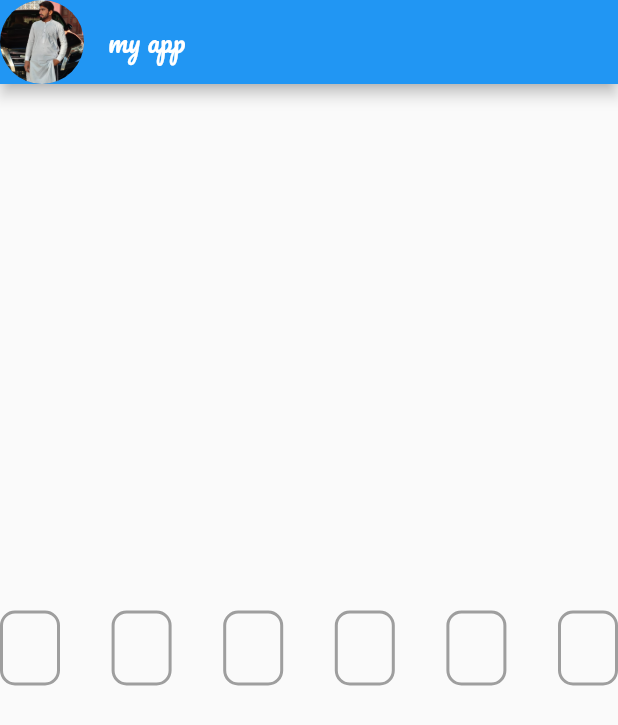
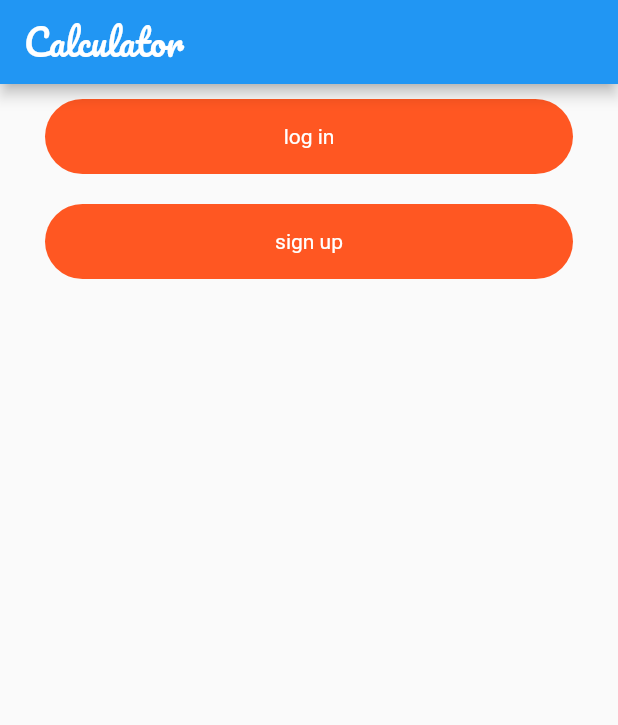
Before and after one commit to mashkoordev/calculatorapp, a Flutter app: the screen it shows after launch, on a phone screen of 412 x 824 dp. Shown: the top 725 px of the screen. Run offline on Flutter 3.47's test engine with Material 2 defaults, Android fonts, the light colour scheme and no system bars; drawn by our look-alikes of pin_code_fields.

Commit message:
how to create button

```diff
--- /dev/null
+++ b/lib/constant.dart
@@ -0,0 +1,6 @@
+import 'package:flutter/material.dart';
+const Color whiteColor= Colors.white;
+const Color grayColor= Colors.grey;
+const Color  blueColor= Colors.blue;
+
+const headingTextStyle=TextStyle(fontSize: 18,color: Colors.white);
--- a/lib/home.dart
+++ b/lib/home.dart
@@ -1,16 +1,10 @@
-import 'package:badges/badges.dart';
+
 import 'package:flutter/material.dart';
-import 'package:flutter/services.dart';
-import 'package:font_awesome_flutter/font_awesome_flutter.dart';
-import 'package:pin_code_fields/pin_code_fields.dart';
-import 'package:readmore/readmore.dart';
-import 'package:animated_text_kit/animated_text_kit.dart';
-import 'package:pin_code_fields/pin_code_fields.dart';
+import 'package:studioproject2/constant.dart';
+
+
 void main() {
-  SystemChrome.setSystemUIOverlayStyle(const SystemUiOverlayStyle(
-    statusBarColor: Colors.transparent,
-    systemNavigationBarColor: Colors.transparent
-  ));
+
   runApp( HomeView());
 }
 class HomeView extends StatefulWidget {
@@ -26,43 +20,45 @@ class _HomeViewState extends State<HomeView> {
     return Scaffold(
       appBar:
         AppBar(
-          leading: CircleAvatar(
-            backgroundImage: AssetImage("assets/mashkoor.jpg"),
-          ),
-          title: Text("my app",style: TextStyle(fontSize: 18,fontFamily: "Pacifico"),),
+          title:
+          Text("Calculator",style: TextStyle(fontSize: 24,fontFamily: "Pacifico"),),
+
       ),
-      body:
-         Column(
-           mainAxisAlignment: MainAxisAlignment.center,
-            crossAxisAlignment: CrossAxisAlignment.center,
-            children: [
-            PinCodeTextField(
-                appContext: context,
-                length: 6,
-                keyboardType: TextInputType.number,
-              cursorColor: Colors.teal,
-              obscureText: true,
-              enabled: true,
-              pinTheme: PinTheme(
-                shape: PinCodeFieldShape.box,
-                borderRadius: BorderRadius.circular(10),
-                fieldWidth: 40,
-                fieldHeight: 50,
-                activeColor: Colors.grey,
-                inactiveFillColor: Colors.grey,
-                selectedColor: Colors.pink,
-                inactiveColor: Colors.grey,
-                selectedFillColor: Colors.purple.shade500,
-                activeFillColor: Colors.red,
-              ),
-              onChanged: (value){
-
-              },
-            ),
-
-
-            ],
-          ),
+    body: SafeArea(
+      child: Padding(
+        padding: const EdgeInsets.symmetric(horizontal: 30),
+        child: Column(
+          children: [
+           MyButton(
+          title: "log in",),
+            MyButton(
+              title: "sign up",),
+          ],
+        ),
+      ),
+    ),
     );
   }
 }
+
+
+
+class MyButton extends StatelessWidget {
+  final String title;
+  const MyButton({super.key,required this.title});
+
+  @override
+  Widget build(BuildContext context) {
+    return  Padding(
+      padding: const EdgeInsets.symmetric(vertical: 10),
+      child: Container(
+        height: 50,
+        decoration: BoxDecoration(
+          color: Colors.deepOrange,
+          borderRadius: BorderRadius.circular(50),
+        ),
+        child: Center(child: Text(title,style: TextStyle(color: Colors.white),)),
+      ),
+    );
+  }
+}
```
